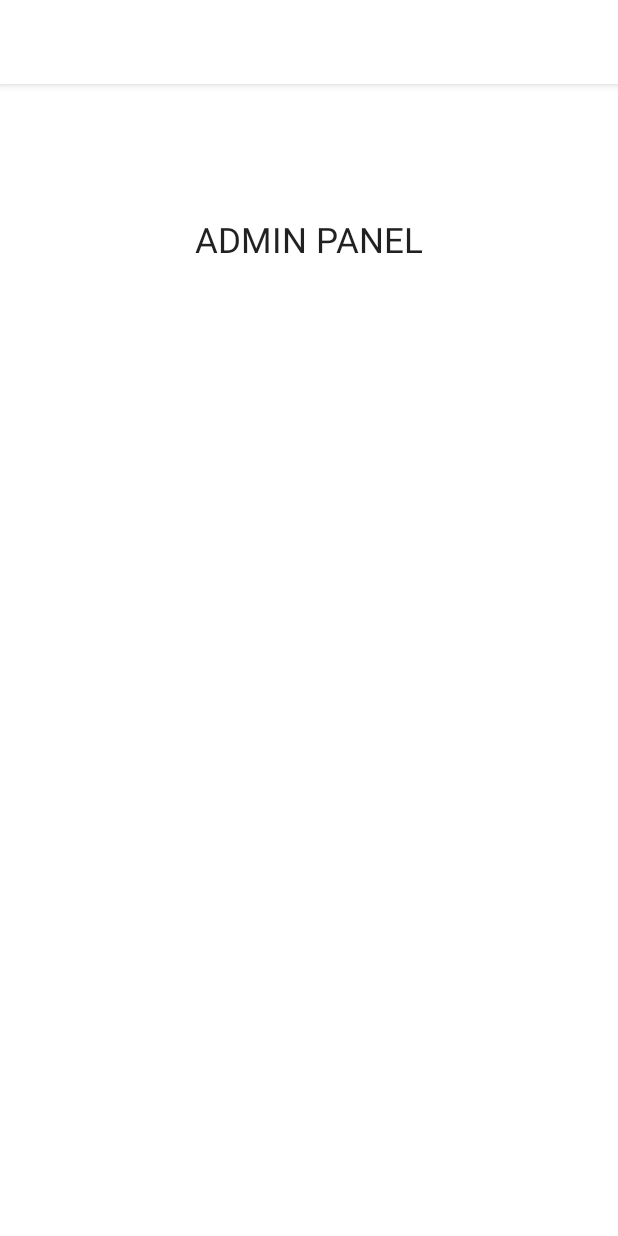
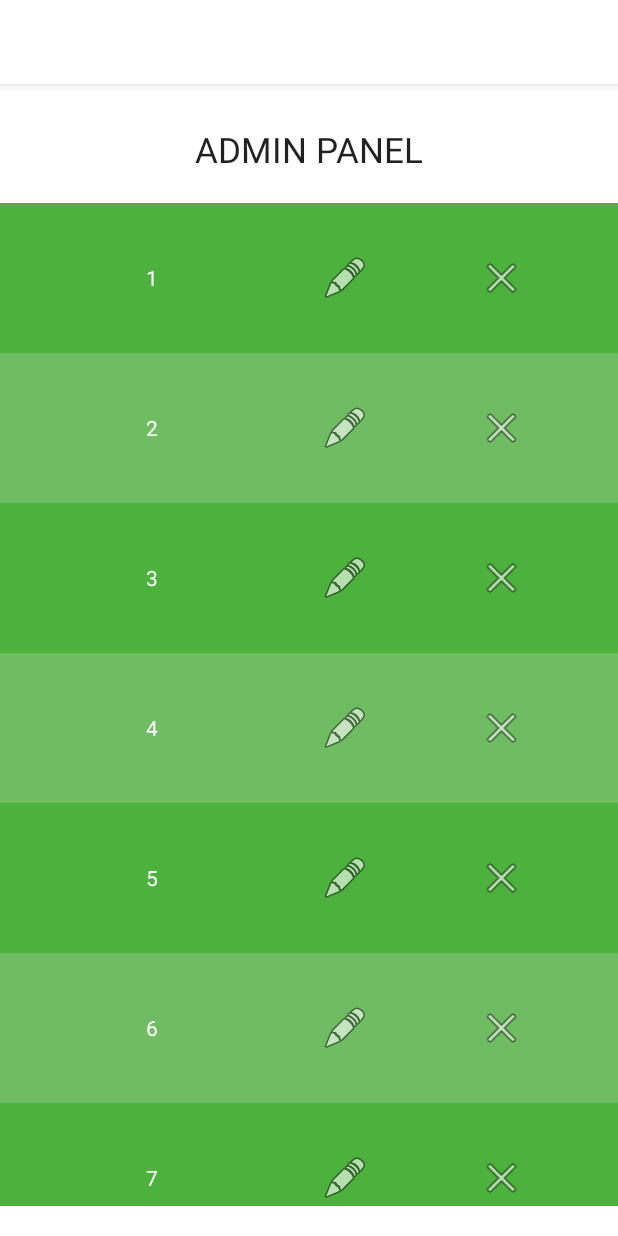
Before and after one commit to msabate00/WaiterMe, an Android app: the fragment ManageTablesFragment shown on its own in the app's theme, on a phone screen of 412 x 824 dp. Run offline under Robolectric (Android 15) with nearby library versions, the light colour scheme and no system bars; our stand-ins replace data binding.

Commit message:
MSM (desde casa) - Tables, se muestra en el recycle view, boton de editar, falta boton de crear, eliminar y que lo guarde en la bbdd

```diff
--- a/app/src/main/java/cat/copernic/msabatem/waiterme/Admin/AdminMainFragment.kt
+++ b/app/src/main/java/cat/copernic/msabatem/waiterme/Admin/AdminMainFragment.kt
@@ -5,6 +5,7 @@ import androidx.fragment.app.Fragment
 import android.view.LayoutInflater
 import android.view.View
 import android.view.ViewGroup
+import androidx.navigation.fragment.findNavController
 import cat.copernic.msabatem.waiterme.R
 import cat.copernic.msabatem.waiterme.databinding.FragmentAdminMainBinding
 import cat.copernic.msabatem.waiterme.databinding.FragmentRegisterBinding
@@ -26,6 +27,11 @@ class AdminMainFragment : Fragment() {
 
         binding = FragmentAdminMainBinding.inflate(inflater, container, false);
 
+
+        binding.btAdminMainTablesMan.setOnClickListener {
+            findNavController().navigate(AdminMainFragmentDirections.actionAdminMainFragmentToManageTablesFragment());
+        }
+
         return binding.root;
        //return inflater.inflate(R.layout.fragment_admin_main, container, false)
     }
--- a/app/src/main/java/cat/copernic/msabatem/waiterme/Admin/ManageTables/ManageTablesFragment.kt
+++ b/app/src/main/java/cat/copernic/msabatem/waiterme/Admin/ManageTables/ManageTablesFragment.kt
@@ -1,10 +1,12 @@
 package cat.copernic.msabatem.waiterme.Admin.ManageTables
 
+import android.content.Context
 import android.os.Bundle
 import androidx.fragment.app.Fragment
 import android.view.LayoutInflater
 import android.view.View
 import android.view.ViewGroup
+import androidx.recyclerview.widget.LinearLayoutManager
 import cat.copernic.msabatem.waiterme.R
 import cat.copernic.msabatem.waiterme.databinding.FragmentManageTablesBinding
 
@@ -12,6 +14,17 @@ import cat.copernic.msabatem.waiterme.databinding.FragmentManageTablesBinding
 class ManageTablesFragment : Fragment() {
 
     private lateinit var binding: FragmentManageTablesBinding
+
+
+    val tables = listOf<Table>(
+        Table("1"),
+        Table("2"),
+        Table("3"),
+        Table("4"),
+        Table("5"),
+        Table("6"),
+        Table("7"),
+    )
 
     override fun onCreate(savedInstanceState: Bundle?) {
         super.onCreate(savedInstanceState)
@@ -23,7 +36,14 @@ class ManageTablesFragment : Fragment() {
     ): View? {
         // Inflate the layout for this fragment
         binding = FragmentManageTablesBinding.inflate(inflater, container, false);
-
+        initRecycle();
         return binding.root
     }
+
+    fun initRecycle(){
+        binding.rvManager.layoutManager = LinearLayoutManager(context);
+        val adapter = TablesViewAdapter(tables);
+        binding.rvManager.adapter = adapter;
+    }
+
 }
--- a/app/src/main/java/cat/copernic/msabatem/waiterme/Admin/ManageTables/TablesViewAdapter.kt
+++ b/app/src/main/java/cat/copernic/msabatem/waiterme/Admin/ManageTables/TablesViewAdapter.kt
@@ -1,4 +1,84 @@
 package cat.copernic.msabatem.waiterme.Admin.ManageTables
 
-class TablesViewAdapter {
+import android.annotation.SuppressLint
+import android.app.AlertDialog
+import android.text.InputFilter
+import android.text.InputType
+import android.util.Log
+import android.view.LayoutInflater
+import android.view.View
+import android.view.ViewGroup
+import android.view.ViewParent
+import android.widget.EditText
+import android.widget.ImageView
+import android.widget.TextView
+import android.widget.Toast
+import androidx.core.view.marginLeft
+import androidx.core.view.setPadding
+import androidx.navigation.fragment.findNavController
+import androidx.recyclerview.widget.RecyclerView
+import cat.copernic.msabatem.waiterme.Login.RolSelectorFragmentDirections
+import cat.copernic.msabatem.waiterme.MainActivity
+import cat.copernic.msabatem.waiterme.R
+import cat.copernic.msabatem.waiterme.Utils
+import kotlinx.coroutines.withContext
+import kotlin.coroutines.coroutineContext
+
+class TablesViewAdapter(val tables: List<Table>): RecyclerView.Adapter<TablesViewAdapter.TableHolder>(){
+
+    lateinit var parent: ViewGroup;
+
+    override fun onCreateViewHolder(parent: ViewGroup, viewType: Int): TableHolder {
+        this.parent = parent;
+        val layoutInflater = LayoutInflater.from(parent.context);
+        return TableHolder(layoutInflater.inflate(R.layout.item_table, parent, false));
+    }
+
+    override fun onBindViewHolder(holder: TableHolder, position: Int) {
+        holder.render(tables[position], position)
+    }
+
+    override fun getItemCount(): Int {
+        return tables.size;
+    }
+
+
+    class TableHolder(val view: View): RecyclerView.ViewHolder(view){
+        @SuppressLint("ResourceAsColor")
+        fun render(table: Table, pos: Int){
+            if(pos%2==0){
+                view.setBackgroundResource(R.color.green);
+            }else{
+                view.setBackgroundResource(R.color.green_2);
+            }
+            view.findViewById<TextView>(R.id.tv_Item_Table_name).text = table.name;
+            view.findViewById<ImageView>(R.id.iv_Item_Table_edit).setOnClickListener {
+                editDialog(view);
+            }
+        }
+
+        private fun editDialog(view: View){
+            val builder = AlertDialog.Builder(view.context);
+            builder.setTitle(R.string.edit_table);
+            val input = EditText(view.context);
+            input.setPadding(10);
+            builder.setView(input);
+            builder.setPositiveButton(R.string.dialog_ok){
+                dialog, which ->
+                //TODO("QUE SE CAMBIA EL NOMBRE EN LA BBDD")
+                view.findViewById<TextView>(R.id.tv_Item_Table_name).text = input.text.toString();
+            }
+            builder.setNegativeButton(R.string.dialog_cancel){
+                dialog, which -> dialog.cancel();
+            }
+            builder.show();
+
+
+        }
+
+
+
+    }
+
+
 }
--- a/app/src/main/res/layout/fragment_admin_main.xml
+++ b/app/src/main/res/layout/fragment_admin_main.xml
@@ -18,10 +18,11 @@
             style="@style/HeaderText"
             android:layout_width="wrap_content"
             android:layout_height="wrap_content"
-            android:layout_marginTop="88dp"
+            android:layout_marginTop="24dp"
             android:text="@string/admin_panel"
             android:textAllCaps="true"
             app:layout_constraintEnd_toEndOf="parent"
+            app:layout_constraintHorizontal_bias="0.553"
             app:layout_constraintStart_toStartOf="parent"
             app:layout_constraintTop_toTopOf="parent" />
 
--- a/app/src/main/res/layout/fragment_manage_tables.xml
+++ b/app/src/main/res/layout/fragment_manage_tables.xml
@@ -18,7 +18,7 @@
             style="@style/HeaderText"
             android:layout_width="wrap_content"
             android:layout_height="wrap_content"
-            android:layout_marginTop="88dp"
+            android:layout_marginTop="28dp"
             android:text="@string/admin_panel"
             android:textAllCaps="true"
             app:layout_constraintEnd_toEndOf="parent"
@@ -26,6 +26,7 @@
             app:layout_constraintTop_toTopOf="parent" />
 
         <androidx.recyclerview.widget.RecyclerView
+            android:id="@+id/rv_manager"
             android:layout_width="match_parent"
             android:layout_height="0dp"
             android:layout_marginTop="20dp"
--- a/app/src/main/res/layout/fragment_receptionist_main.xml
+++ b/app/src/main/res/layout/fragment_receptionist_main.xml
@@ -18,7 +18,7 @@
             style="@style/HeaderText"
             android:layout_width="wrap_content"
             android:layout_height="wrap_content"
-            android:layout_marginTop="88dp"
+            android:layout_marginTop="24dp"
             android:text="@string/receptionist"
             android:textAllCaps="true"
             app:layout_constraintEnd_toEndOf="parent"
--- a/app/src/main/res/layout/fragment_rol_selector.xml
+++ b/app/src/main/res/layout/fragment_rol_selector.xml
@@ -17,7 +17,7 @@
             android:id="@+id/iv_RegisterIcon"
             android:layout_width="150dp"
             android:layout_height="150dp"
-            android:layout_marginTop="40dp"
+            android:layout_marginTop="24dp"
             app:layout_constraintEnd_toEndOf="parent"
             app:layout_constraintHorizontal_bias="0.498"
             app:layout_constraintStart_toStartOf="parent"
--- /dev/null
+++ b/app/src/main/res/layout/item_table.xml
@@ -0,0 +1,44 @@
+<?xml version="1.0" encoding="utf-8"?>
+<LinearLayout xmlns:android="http://schemas.android.com/apk/res/android"
+    xmlns:app="http://schemas.android.com/apk/res-auto"
+    android:layout_width="match_parent"
+    android:layout_height="100dp"
+    android:background="@color/green"
+    android:gravity="center"
+    android:padding="25dp">
+
+    <TextView
+        android:id="@+id/tv_Item_Table_name"
+        android:layout_width="wrap_content"
+        android:layout_height="wrap_content"
+        android:layout_weight="1"
+        android:background="#00FFFFFF"
+        android:gravity="center"
+        android:text="TextView"
+        android:textColor="@color/white" />
+
+    <LinearLayout
+        android:layout_width="wrap_content"
+        android:layout_height="wrap_content"
+        android:layout_weight="1"
+        android:background="#00FFFFFF"
+        android:orientation="horizontal">
+
+        <ImageView
+            android:id="@+id/iv_Item_Table_edit"
+            android:layout_width="wrap_content"
+            android:layout_height="wrap_content"
+            android:layout_weight="1"
+            android:background="#00FFFFFF"
+            app:srcCompat="@android:drawable/ic_menu_edit" />
+
+        <ImageView
+            android:id="@+id/iv_Item_Table_Delete"
+            android:layout_width="wrap_content"
+            android:layout_height="wrap_content"
+            android:layout_weight="1"
+            android:background="#00FFFFFF"
+            app:srcCompat="@android:drawable/ic_menu_close_clear_cancel" />
+    </LinearLayout>
+
+</LinearLayout>
--- a/app/src/main/res/values/colors.xml
+++ b/app/src/main/res/values/colors.xml
@@ -13,5 +13,6 @@
     <color name="orange">#ffa834</color>
     <color name="yellow">#f2db50</color>
     <color name="green">#4DB13D</color>
+    <color name="green_2">#70BC63</color>
     <color name="grey">#595959</color>
 </resources>
--- a/app/src/main/res/values/strings.xml
+++ b/app/src/main/res/values/strings.xml
@@ -71,6 +71,7 @@
     <string name="this_year">This year</string>
     <string name="this_month">This month</string>
     <string name="today">Today</string>
+    <string name="edit_table">Enter table name</string>
 
 
 </resources>
```
Also changed, not shown: app/src/main/java/cat/copernic/msabatem/waiterme/Admin/ManageTables/Table.kt (+1 -24 lines), app/src/main/res/navigation/nav_graph.xml (+9 -1 lines).
